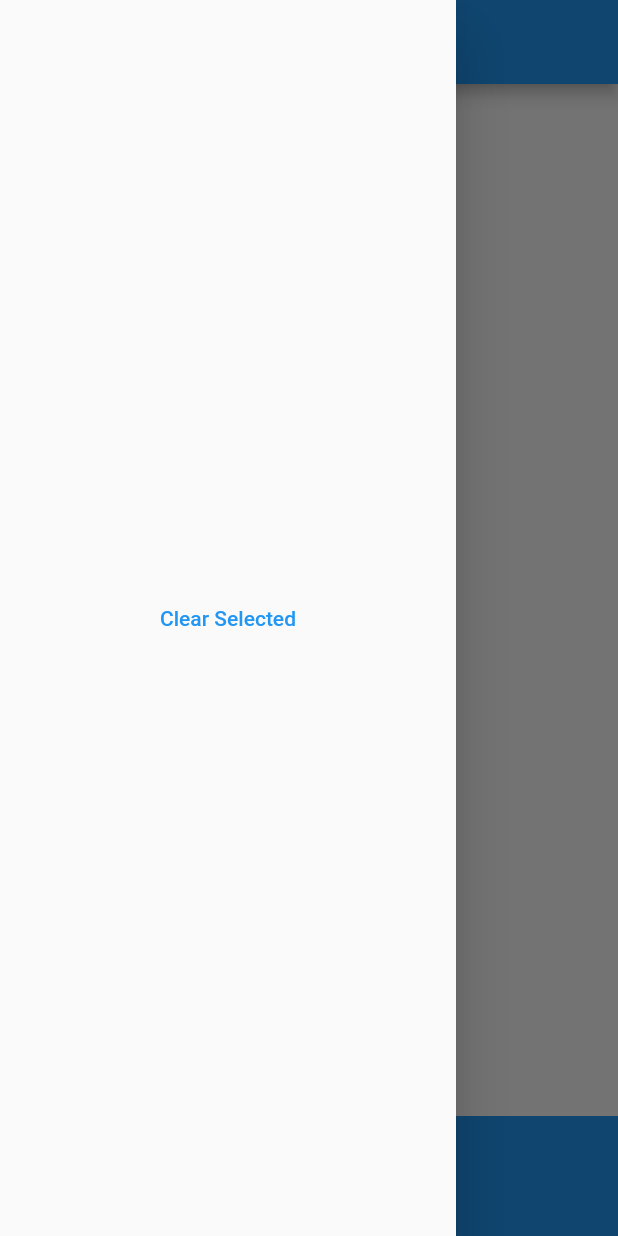
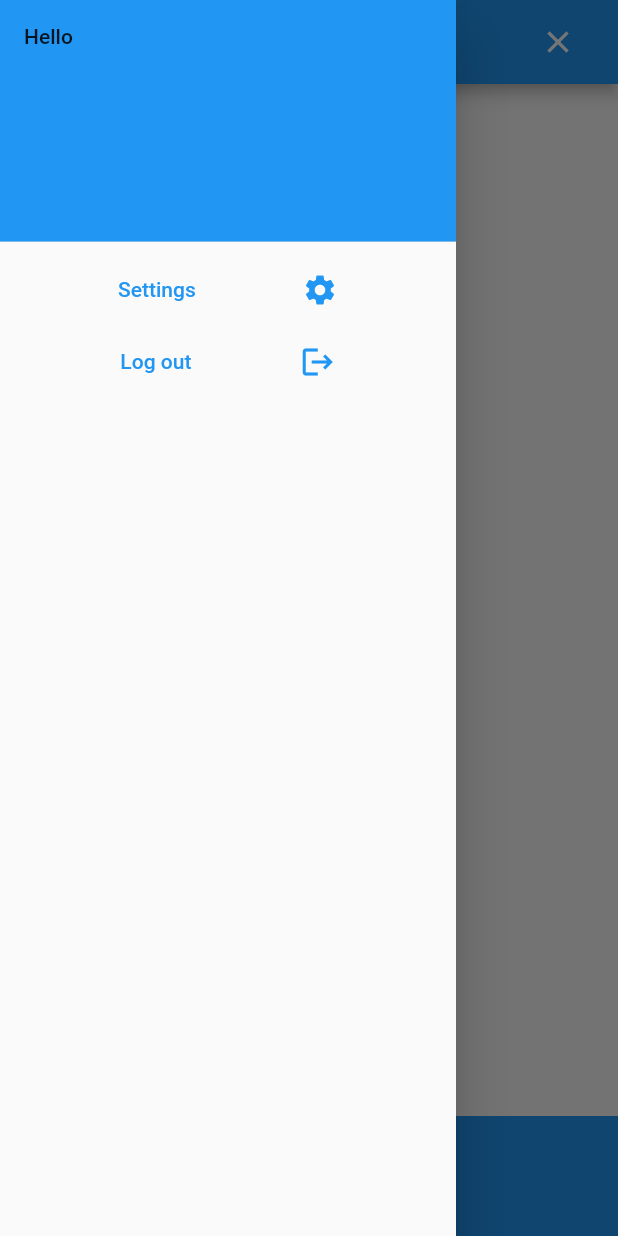
Before and after one commit to AranBorkum/Home-shopping-app, a Flutter app: the screen it shows after launch, with the side drawer open, on a phone screen of 412 x 824 dp. Run offline on Flutter 3.47's test engine with Material 2 defaults, Android fonts, the phone set to English and light mode, and no system bars; our stand-ins replace firebase_core; accounts and stored records are empty.

Commit message:
Configuring firebase and formatting home page drawer

```diff
--- a/app/lib/home-page.dart
+++ b/app/lib/home-page.dart
@@ -1,4 +1,6 @@
 import 'package:flutter/material.dart';
+import 'package:firebase_core/firebase_core.dart';
+import 'firebase_options.dart';
 
 class HomePage extends StatefulWidget {
   const HomePage({super.key});
@@ -8,25 +10,33 @@ class HomePage extends StatefulWidget {
 }
 
 class _HomePageState extends State<HomePage> {
-  List items = [];
+  List<TextField> items = [];
+  List<TextEditingController> controllers = [];
+  List<bool> isChecked = [];
+
+  @override
+  void initState() {
+    super.initState();
+    initialiseFirebase();
+  }
 
   @override
   Widget build(BuildContext context) {
     return Scaffold(
-      appBar: AppBar(),
-      drawer: Drawer(
-        child: TextButton(
-          child: Text("Clear Selected"),
-          onPressed: () {},
-        ),
-      ),
+      appBar: homePageAppBar(),
       bottomNavigationBar: customNavBar(),
+      drawer: homePageDrawer(),
       body: ListView.builder(
         itemCount: items.length,
         itemBuilder: (context, index) {
-          return Container(
-            margin: EdgeInsets.all(5),
-            child: items[index],
+          return CheckboxListTile(
+            title: items[index],
+            value: isChecked[index],
+            onChanged: (value) {
+              setState(() {
+                isChecked[index] = value!;
+              });
+            },
           );
         },
       ),
@@ -57,29 +67,78 @@ class _HomePageState extends State<HomePage> {
   }
 
   void addItemToList() async {
-    var controller = TextEditingController();
-    final textContainer = SizedBox(
-      width: MediaQuery.of(context).size.width * 0.75,
-      child: TextField(controller: controller),
-    );
-
-    var checkBox = Checkbox(
-      value: false,
-      onChanged: (value) {
-        debugPrint(value.toString());
-      },
-    );
-    final checkBoxContainer = SizedBox(
-      width: MediaQuery.of(context).size.width * 0.20,
-      child: checkBox,
-    );
-
     setState(() {
-      items.add(
-        Row(
-          children: [checkBox, textContainer],
-        ),
-      );
+      controllers.add(TextEditingController());
+      items.add(TextField(
+        controller: controllers[controllers.length - 1],
+      ));
+      isChecked.add(false);
     });
   }
+
+  void clearSelected() {
+    for (int i = isChecked.length - 1; i >= 0; i--) {
+      if (isChecked[i]) {
+        setState(() {
+          isChecked.removeAt(i);
+          items.removeAt(i);
+          controllers.removeAt(i);
+        });
+      }
+    }
+  }
+
+  void initialiseFirebase() async {
+    await Firebase.initializeApp(
+      options: DefaultFirebaseOptions.currentPlatform,
+    );
+  }
+
+  AppBar homePageAppBar() {
+    return AppBar(
+      title: Row(
+        mainAxisAlignment: MainAxisAlignment.end,
+        children: [
+          IconButton(
+            onPressed: clearSelected,
+            icon: const Icon(Icons.clear_outlined),
+          ),
+        ],
+      ),
+    );
+  }
+
+  Drawer homePageDrawer() {
+    return Drawer(
+      child: ListView(
+        padding: const EdgeInsets.all(0),
+        children: [
+          const DrawerHeader(
+            decoration: BoxDecoration(color: Colors.blue),
+            child: Text("Hello"),
+          ),
+          TextButton(
+            onPressed: () {},
+            child: Row(
+              mainAxisAlignment: MainAxisAlignment.spaceEvenly,
+              children: const [
+                Text("Settings"),
+                Icon(Icons.settings),
+              ],
+            ),
+          ),
+          TextButton(
+            onPressed: () {},
+            child: Row(
+              mainAxisAlignment: MainAxisAlignment.spaceEvenly,
+              children: const [
+                Text("Log out"),
+                Icon(Icons.logout),
+              ],
+            ),
+          )
+        ],
+      ),
+    );
+  }
 }
--- a/app/pubspec.yaml
+++ b/app/pubspec.yaml
@@ -35,6 +35,7 @@ dependencies:
   # The following adds the Cupertino Icons font to your application.
   # Use with the CupertinoIcons class for iOS style icons.
   cupertino_icons: ^1.0.2
+  firebase_core: ^2.9.0
 
 dev_dependencies:
   flutter_test:
```
Also changed, not shown: app/lib/firebase_options.dart (added), app/pubspec.lock, 16 other files.
